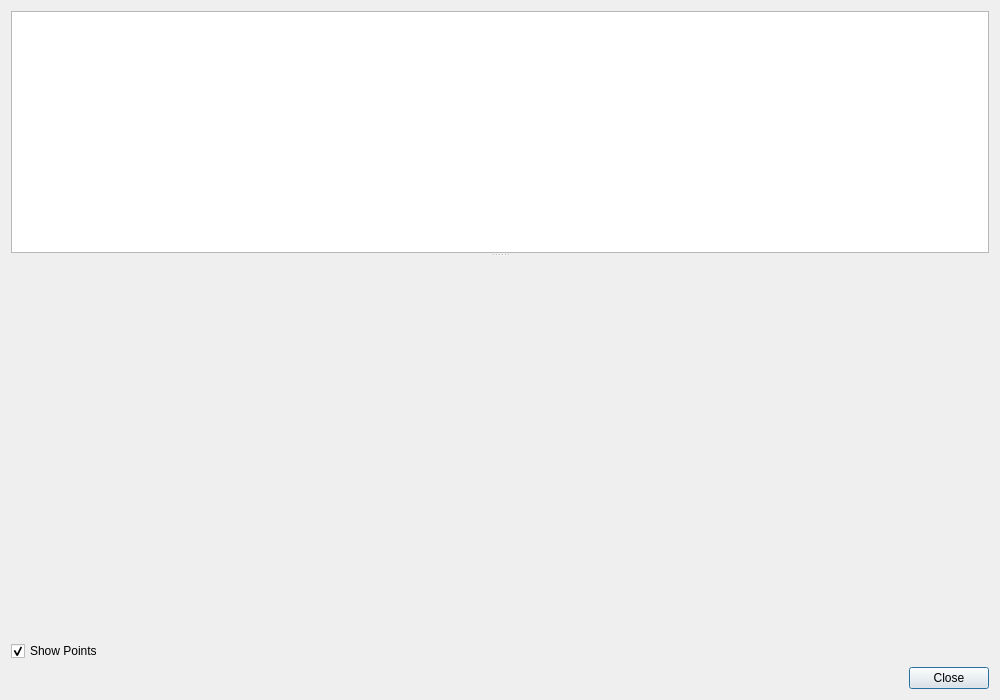
redmoon1945/gbp, file src/visualizeoccurrencesdialog.ui: the form before one commit.
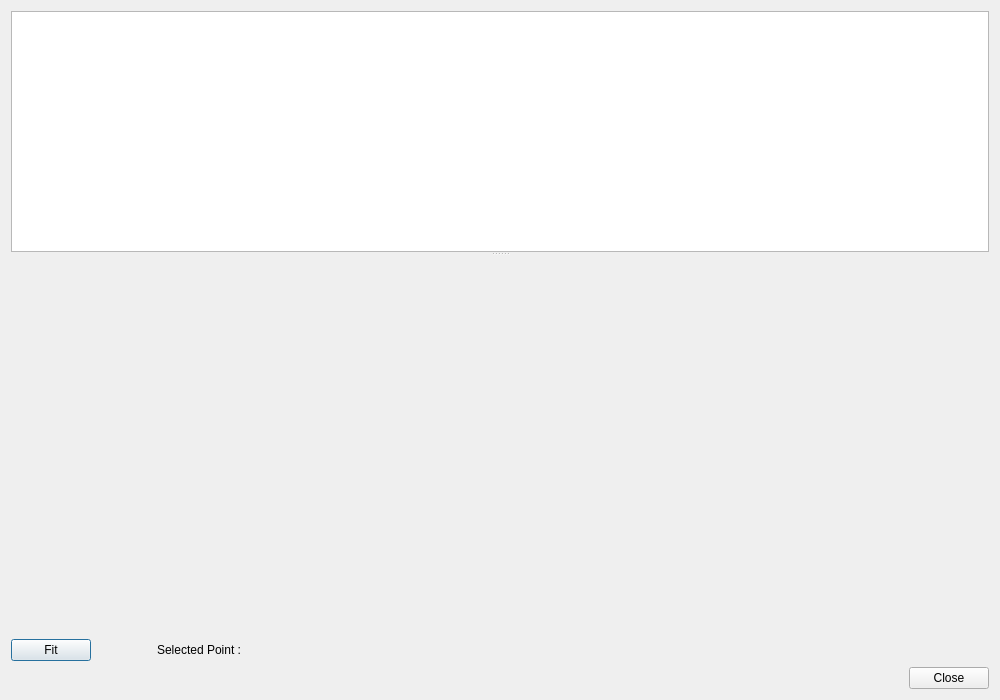
The form after the commit.

Patch:
```diff
--- a/src/visualizeoccurrencesdialog.ui
+++ b/src/visualizeoccurrencesdialog.ui
@@ -37,12 +37,35 @@
    <item>
     <layout class="QHBoxLayout" name="horizontalLayout_2">
      <item>
-      <widget class="QCheckBox" name="showPointsCheckBox">
+      <widget class="QPushButton" name="fitPushButton">
+       <property name="toolTip">
+        <string>&lt;html&gt;&lt;head/&gt;&lt;body&gt;&lt;p&gt;&lt;span style=&quot; background-color:transparent;&quot;&gt;Rescale the chart so that the X axis range covers exactly the &lt;/span&gt;&lt;span style=&quot; font-weight:700; background-color:transparent;&quot;&gt;date range of the financial events&lt;/span&gt;&lt;span style=&quot; background-color:transparent;&quot;&gt; generated for this specific Periodic Stream Definition. Y axis is rescaled to include the min and max values in the new X range.&lt;/span&gt;&lt;/p&gt;&lt;/body&gt;&lt;/html&gt;</string>
+       </property>
        <property name="text">
-        <string>Show Points</string>
+        <string>Fit</string>
        </property>
-       <property name="checked">
-        <bool>true</bool>
+      </widget>
+     </item>
+     <item>
+      <spacer name="horizontalSpacer_3">
+       <property name="orientation">
+        <enum>Qt::Orientation::Horizontal</enum>
+       </property>
+       <property name="sizeType">
+        <enum>QSizePolicy::Policy::Fixed</enum>
+       </property>
+       <property name="sizeHint" stdset="0">
+        <size>
+         <width>60</width>
+         <height>20</height>
+        </size>
+       </property>
+      </spacer>
+     </item>
+     <item>
+      <widget class="QLabel" name="selectedPointLabel">
+       <property name="text">
+        <string>Selected Point :</string>
        </property>
       </widget>
      </item>
```
